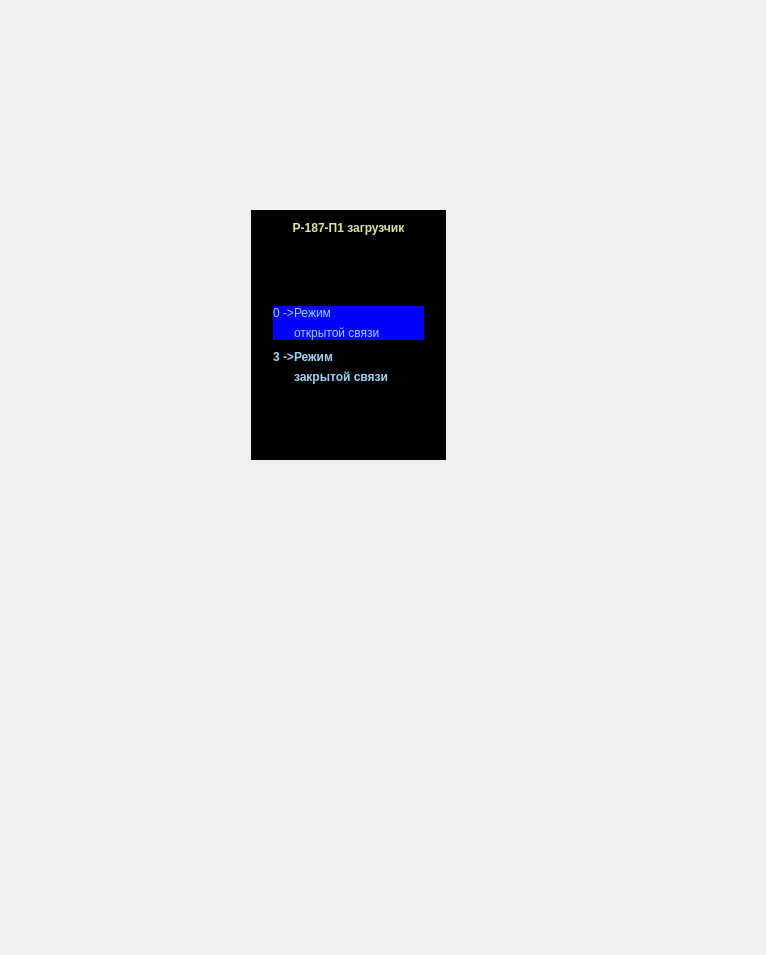
Qt form mainwindow.ui (COOLIRON2311/azart-p) before a commit.
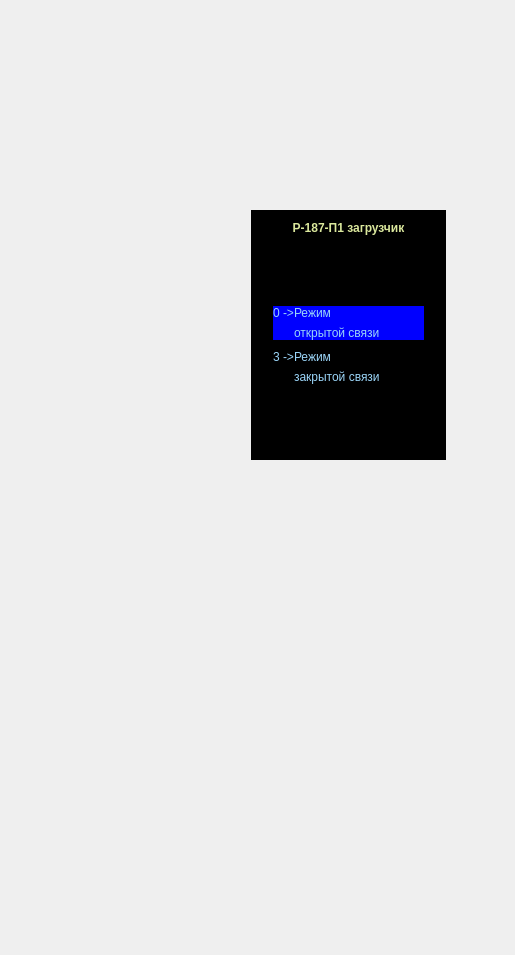
The same form after that commit. The open tabs and pages were chosen to show the change. Icons and pictures are not drawn.

Commit message: added a choice at the loading page(but only an open communication is available)

What changed in the file:
```diff
--- a/mainwindow.ui
+++ b/mainwindow.ui
@@ -6,7 +6,7 @@
    <rect>
     <x>0</x>
     <y>0</y>
-    <width>766</width>
+    <width>515</width>
     <height>955</height>
    </rect>
   </property>
@@ -3718,10 +3718,14 @@
                      </property>
                      <property name="font">
                       <font>
-                       <weight>75</weight>
-                       <bold>true</bold>
+                       <weight>50</weight>
+                       <italic>false</italic>
+                       <bold>false</bold>
                       </font>
                      </property>
+                     <property name="styleSheet">
+                      <string notr="true"/>
+                     </property>
                      <property name="text">
                       <string>3 -&gt;</string>
                      </property>
@@ -3785,6 +3789,15 @@
                    </item>
                    <item row="1" column="1">
                     <widget class="QWidget" name="widget_8" native="true">
+                     <property name="font">
+                      <font>
+                       <weight>50</weight>
+                       <bold>false</bold>
+                      </font>
+                     </property>
+                     <property name="styleSheet">
+                      <string notr="true"/>
+                     </property>
                      <layout class="QVBoxLayout" name="verticalLayout_7">
                       <property name="leftMargin">
                        <number>0</number>
@@ -3802,10 +3815,13 @@
                        <widget class="QLabel" name="label_19">
                         <property name="font">
                          <font>
-                          <weight>75</weight>
-                          <bold>true</bold>
+                          <weight>50</weight>
+                          <bold>false</bold>
                          </font>
                         </property>
+                        <property name="styleSheet">
+                         <string notr="true"/>
+                        </property>
                         <property name="text">
                          <string>Режим</string>
                         </property>
@@ -3815,8 +3831,8 @@
                        <widget class="QLabel" name="label_20">
                         <property name="font">
                          <font>
-                          <weight>75</weight>
-                          <bold>true</bold>
+                          <weight>50</weight>
+                          <bold>false</bold>
                          </font>
                         </property>
                         <property name="text">
```
Left out of the diff: 4 changed lines with no effect on the pictures. The commit also changes 2 other files.
